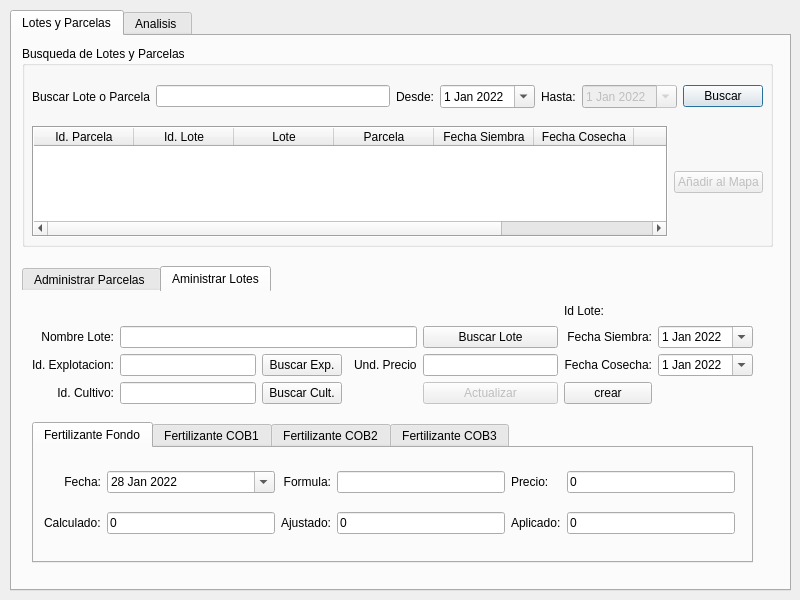
The window that ui/agrae_main.ui (franciscocontreras93/agrae) describes before a commit, drawn with Qt 5.
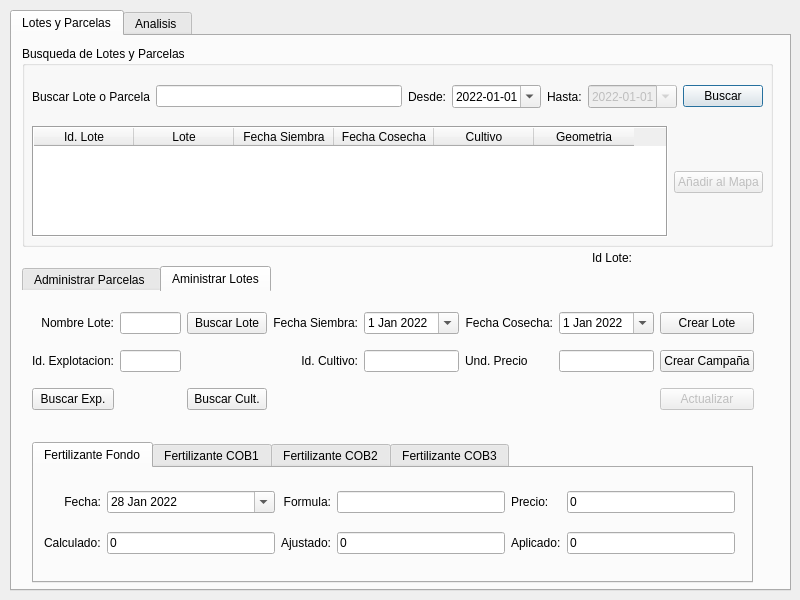
The same window after the commit. The open tabs and pages were chosen to show the change.

Commit message: actualizadas funciones de lotes y sql en base de datos

```diff
--- a/ui/agrae_main.ui
+++ b/ui/agrae_main.ui
@@ -97,6 +97,9 @@
            <day>1</day>
           </datetime>
          </property>
+         <property name="displayFormat">
+          <string>yyyy-MM-dd</string>
+         </property>
          <property name="calendarPopup">
           <bool>true</bool>
          </property>
@@ -121,6 +124,9 @@
            <day>1</day>
           </datetime>
          </property>
+         <property name="displayFormat">
+          <string>yyyy-MM-dd</string>
+         </property>
          <property name="calendarPopup">
           <bool>true</bool>
          </property>
@@ -194,11 +200,6 @@
          <property name="cornerButtonEnabled">
           <bool>false</bool>
          </property>
-         <column>
-          <property name="text">
-           <string>Id. Parcela</string>
-          </property>
-         </column>
          <column>
           <property name="text">
            <string>Id. Lote</string>
@@ -209,11 +210,6 @@
            <string>Lote</string>
           </property>
          </column>
-         <column>
-          <property name="text">
-           <string>Parcela</string>
-          </property>
-         </column>
          <column>
           <property name="text">
            <string>Fecha Siembra</string>
@@ -597,48 +593,171 @@
         <rect>
          <x>10</x>
          <y>10</y>
-         <width>721</width>
-         <height>102</height>
+         <width>722</width>
+         <height>121</height>
         </rect>
        </property>
-       <layout class="QGridLayout" name="gridLayout_2" columnstretch="0,0,0,0,0,0,0,0,0">
+       <layout class="QGridLayout" name="gridLayout_2" columnstretch="0,0,0,0,0,0,0,0,0,0">
         <property name="sizeConstraint">
          <enum>QLayout::SetDefaultConstraint</enum>
         </property>
-        <item row="1" column="1" colspan="4">
+        <item row="1" column="9">
+         <widget class="QPushButton" name="btn_crear_lote_2">
+          <property name="text">
+           <string>Crear Campaña</string>
+          </property>
+         </widget>
+        </item>
+        <item row="1" column="0">
+         <widget class="QLabel" name="label_2">
+          <property name="layoutDirection">
+           <enum>Qt::LeftToRight</enum>
+          </property>
+          <property name="text">
+           <string>Id. Explotacion:</string>
+          </property>
+          <property name="alignment">
+           <set>Qt::AlignRight|Qt::AlignTrailing|Qt::AlignVCenter</set>
+          </property>
+         </widget>
+        </item>
+        <item row="0" column="0">
+         <widget class="QLabel" name="label_4">
+          <property name="layoutDirection">
+           <enum>Qt::LeftToRight</enum>
+          </property>
+          <property name="text">
+           <string>Nombre Lote:</string>
+          </property>
+          <property name="alignment">
+           <set>Qt::AlignRight|Qt::AlignTrailing|Qt::AlignVCenter</set>
+          </property>
+         </widget>
+        </item>
+        <item row="0" column="1">
          <widget class="QLineEdit" name="line_lote_nombre"/>
         </item>
-        <item row="1" column="5">
-         <widget class="QPushButton" name="btn_buscar_lote">
-          <property name="text">
-           <string>Buscar Lote</string>
-          </property>
-         </widget>
-        </item>
-        <item row="2" column="5">
-         <widget class="QLineEdit" name="lineEdit"/>
-        </item>
-        <item row="2" column="4">
+        <item row="1" column="7">
          <widget class="QLabel" name="label_40">
           <property name="text">
            <string>Und. Precio</string>
           </property>
          </widget>
         </item>
-        <item row="3" column="6">
-         <widget class="QPushButton" name="btn_crear_lote">
-          <property name="text">
-           <string>crear</string>
-          </property>
-         </widget>
-        </item>
-        <item row="3" column="1">
-         <widget class="QLineEdit" name="line_lote_idcultivo"/>
-        </item>
-        <item row="2" column="1">
+        <item row="1" column="1">
          <widget class="QLineEdit" name="line_lote_idexp"/>
         </item>
-        <item row="3" column="0">
+        <item row="1" column="5">
+         <widget class="QLineEdit" name="line_lote_idcultivo"/>
+        </item>
+        <item row="0" column="7">
+         <widget class="QLabel" name="label_6">
+          <property name="layoutDirection">
+           <enum>Qt::LeftToRight</enum>
+          </property>
+          <property name="text">
+           <string>Fecha Cosecha:</string>
+          </property>
+          <property name="alignment">
+           <set>Qt::AlignRight|Qt::AlignTrailing|Qt::AlignVCenter</set>
+          </property>
+         </widget>
+        </item>
+        <item row="0" column="4">
+         <widget class="QLabel" name="label_5">
+          <property name="layoutDirection">
+           <enum>Qt::LeftToRight</enum>
+          </property>
+          <property name="text">
+           <string>Fecha Siembra:</string>
+          </property>
+          <property name="alignment">
+           <set>Qt::AlignRight|Qt::AlignTrailing|Qt::AlignVCenter</set>
+          </property>
+         </widget>
+        </item>
+        <item row="1" column="8">
+         <widget class="QLineEdit" name="lineEdit"/>
+        </item>
+        <item row="2" column="9">
+         <widget class="QPushButton" name="btn_lote_update">
+          <property name="enabled">
+           <bool>false</bool>
+          </property>
+          <property name="text">
+           <string>Actualizar</string>
+          </property>
+         </widget>
+        </item>
+        <item row="0" column="5">
+         <widget class="QDateEdit" name="lote_dateSiembra">
+          <property name="dateTime">
+           <datetime>
+            <hour>0</hour>
+            <minute>0</minute>
+            <second>0</second>
+            <year>2022</year>
+            <month>1</month>
+            <day>1</day>
+           </datetime>
+          </property>
+          <property name="minimumDate">
+           <date>
+            <year>1960</year>
+            <month>9</month>
+            <day>14</day>
+           </date>
+          </property>
+          <property name="currentSection">
+           <enum>QDateTimeEdit::DaySection</enum>
+          </property>
+          <property name="calendarPopup">
+           <bool>true</bool>
+          </property>
+         </widget>
+        </item>
+        <item row="0" column="8">
+         <widget class="QDateEdit" name="lote_dateCosecha">
+          <property name="dateTime">
+           <datetime>
+            <hour>0</hour>
+            <minute>0</minute>
+            <second>0</second>
+            <year>2022</year>
+            <month>1</month>
+            <day>1</day>
+           </datetime>
+          </property>
+          <property name="minimumDate">
+           <date>
+            <year>1960</year>
+            <month>9</month>
+            <day>14</day>
+           </date>
+          </property>
+          <property name="currentSection">
+           <enum>QDateTimeEdit::DaySection</enum>
+          </property>
+          <property name="calendarPopup">
+           <bool>true</bool>
+          </property>
+         </widget>
+        </item>
+        <item row="0" column="9">
+         <widget class="QPushButton" name="btn_crear_lote">
+          <property name="text">
+           <string>Crear Lote</string>
+          </property>
+         </widget>
+        </item>
+        <item row="0" column="2">
+         <widget class="QPushButton" name="btn_buscar_lote">
+          <property name="text">
+           <string>Buscar Lote</string>
+          </property>
+         </widget>
+        </item>
+        <item row="1" column="4">
          <widget class="QLabel" name="label_3">
           <property name="layoutDirection">
            <enum>Qt::LeftToRight</enum>
@@ -651,163 +770,27 @@
           </property>
          </widget>
         </item>
-        <item row="3" column="2">
+        <item row="2" column="2">
          <widget class="QPushButton" name="btn_buscar_cult">
           <property name="text">
            <string>Buscar Cult.</string>
           </property>
          </widget>
         </item>
-        <item row="1" column="0">
-         <widget class="QLabel" name="label_4">
-          <property name="layoutDirection">
-           <enum>Qt::LeftToRight</enum>
-          </property>
-          <property name="text">
-           <string>Nombre Lote:</string>
-          </property>
-          <property name="alignment">
-           <set>Qt::AlignRight|Qt::AlignTrailing|Qt::AlignVCenter</set>
-          </property>
-         </widget>
-        </item>
-        <item row="1" column="6">
-         <widget class="QLabel" name="label_5">
-          <property name="layoutDirection">
-           <enum>Qt::LeftToRight</enum>
-          </property>
-          <property name="text">
-           <string>Fecha Siembra:</string>
-          </property>
-          <property name="alignment">
-           <set>Qt::AlignRight|Qt::AlignTrailing|Qt::AlignVCenter</set>
-          </property>
-         </widget>
-        </item>
         <item row="2" column="0">
-         <widget class="QLabel" name="label_2">
-          <property name="layoutDirection">
-           <enum>Qt::LeftToRight</enum>
-          </property>
-          <property name="text">
-           <string>Id. Explotacion:</string>
-          </property>
-          <property name="alignment">
-           <set>Qt::AlignRight|Qt::AlignTrailing|Qt::AlignVCenter</set>
-          </property>
-         </widget>
-        </item>
-        <item row="2" column="6">
-         <widget class="QLabel" name="label_6">
-          <property name="layoutDirection">
-           <enum>Qt::LeftToRight</enum>
-          </property>
-          <property name="text">
-           <string>Fecha Cosecha:</string>
-          </property>
-          <property name="alignment">
-           <set>Qt::AlignRight|Qt::AlignTrailing|Qt::AlignVCenter</set>
-          </property>
-         </widget>
-        </item>
-        <item row="2" column="7" colspan="2">
-         <widget class="QDateEdit" name="lote_dateCosecha">
-          <property name="dateTime">
-           <datetime>
-            <hour>0</hour>
-            <minute>0</minute>
-            <second>0</second>
-            <year>2022</year>
-            <month>1</month>
-            <day>1</day>
-           </datetime>
-          </property>
-          <property name="minimumDate">
-           <date>
-            <year>1960</year>
-            <month>9</month>
-            <day>14</day>
-           </date>
-          </property>
-          <property name="currentSection">
-           <enum>QDateTimeEdit::DaySection</enum>
-          </property>
-          <property name="calendarPopup">
-           <bool>true</bool>
-          </property>
-         </widget>
-        </item>
-        <item row="1" column="7" colspan="2">
-         <widget class="QDateEdit" name="lote_dateSiembra">
-          <property name="dateTime">
-           <datetime>
-            <hour>0</hour>
-            <minute>0</minute>
-            <second>0</second>
-            <year>2022</year>
-            <month>1</month>
-            <day>1</day>
-           </datetime>
-          </property>
-          <property name="minimumDate">
-           <date>
-            <year>1960</year>
-            <month>9</month>
-            <day>14</day>
-           </date>
-          </property>
-          <property name="currentSection">
-           <enum>QDateTimeEdit::DaySection</enum>
-          </property>
-          <property name="calendarPopup">
-           <bool>true</bool>
-          </property>
-         </widget>
-        </item>
-        <item row="2" column="2">
          <widget class="QPushButton" name="btn_buscar_exp">
           <property name="text">
            <string>Buscar Exp.</string>
           </property>
          </widget>
         </item>
-        <item row="3" column="5">
-         <widget class="QPushButton" name="btn_lote_update">
-          <property name="enabled">
-           <bool>false</bool>
-          </property>
-          <property name="text">
-           <string>Actualizar</string>
-          </property>
-         </widget>
-        </item>
-        <item row="0" column="7">
-         <widget class="QLabel" name="lbl_id_lote">
-          <property name="font">
-           <font>
-            <weight>50</weight>
-            <bold>false</bold>
-           </font>
-          </property>
-          <property name="text">
-           <string/>
-          </property>
-         </widget>
-        </item>
-        <item row="0" column="6">
-         <widget class="QLabel" name="label_39">
-          <property name="text">
-           <string>Id Lote:</string>
-          </property>
-         </widget>
-        </item>
        </layout>
       </widget>
       <widget class="QTabWidget" name="tabWidget_3">
        <property name="geometry">
         <rect>
          <x>10</x>
-         <y>130</y>
+         <y>150</y>
          <width>721</width>
          <height>141</height>
         </rect>
@@ -1358,6 +1341,38 @@
       </widget>
      </widget>
     </widget>
+    <widget class="QLabel" name="label_39">
+     <property name="geometry">
+      <rect>
+       <x>580</x>
+       <y>210</y>
+       <width>77</width>
+       <height>23</height>
+      </rect>
+     </property>
+     <property name="text">
+      <string>Id Lote:</string>
+     </property>
+    </widget>
+    <widget class="QLabel" name="lbl_id_lote">
+     <property name="geometry">
+      <rect>
+       <x>660</x>
+       <y>210</y>
+       <width>83</width>
+       <height>23</height>
+      </rect>
+     </property>
+     <property name="font">
+      <font>
+       <weight>50</weight>
+       <bold>false</bold>
+      </font>
+     </property>
+     <property name="text">
+      <string/>
+     </property>
+    </widget>
    </widget>
    <widget class="QWidget" name="tab_2">
     <attribute name="title">
```
Left out of the diff: 21 changed lines with no effect on the pictures. The commit also changes 7 other files.
